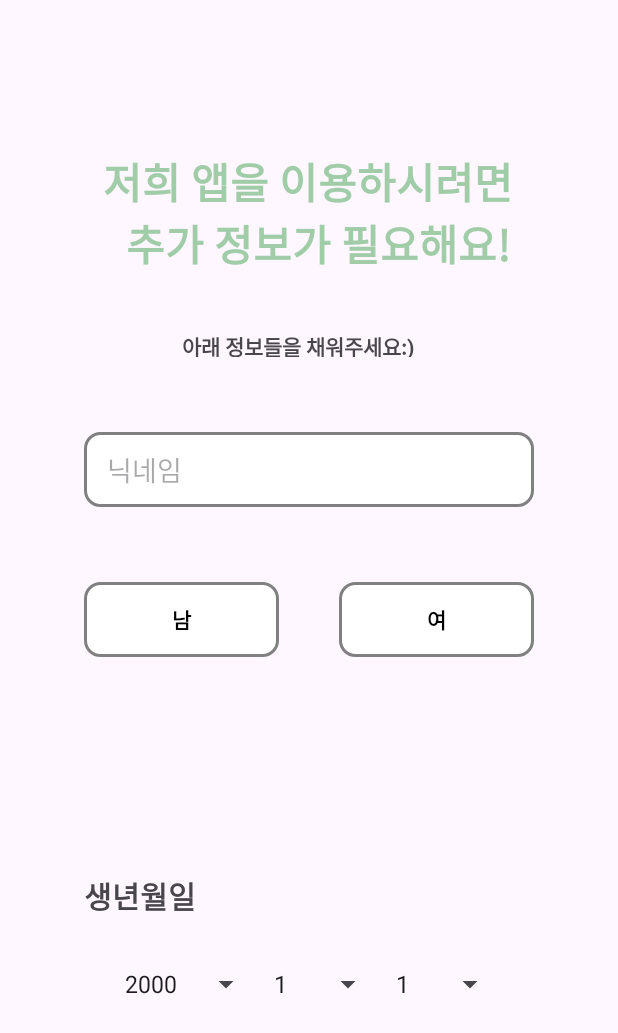
After one commit to eorjs7578/sansanmulmul, an Android app: the fragment RegisterExtraInfoFragment shown on its own in the app's theme, on a phone screen of 412 x 824 dp. The commit adds this screen. Shown: the top 1033 px of the screen. Run offline under Robolectric (Android 15) with nearby library versions, the phone set to English and light mode, and no system bars.

Commit message:
feat: "추가 정보 기입 화면 구현 완료"
닉네임, 성별, 생년월일 입력 화면 구현 완료

```diff
--- /dev/null
+++ b/SANSANMULMUL/app/src/main/java/com/sansantek/sansanmulmul/ui/view/register/RegisterExtraInfoFragment.kt
@@ -0,0 +1,111 @@
+package com.sansantek.sansanmulmul.ui.view.register
+
+import android.os.Bundle
+import android.view.LayoutInflater
+import android.view.View
+import android.view.ViewGroup
+import android.widget.AdapterView
+import android.widget.ArrayAdapter
+import android.widget.Spinner
+import androidx.fragment.app.Fragment
+import com.sansantek.sansanmulmul.databinding.FragmentRegisterExtraInfoBinding
+
+
+class RegisterExtraInfoFragment : Fragment() {
+
+    val binding by lazy {
+        FragmentRegisterExtraInfoBinding.inflate(layoutInflater)
+    }
+
+    override fun onCreate(savedInstanceState: Bundle?) {
+        super.onCreate(savedInstanceState)
+    }
+
+    override fun onCreateView(
+        inflater: LayoutInflater, container: ViewGroup?,
+        savedInstanceState: Bundle?
+    ): View {
+        // Inflate the layout for this fragment
+        setupSpinners()
+        return binding.root
+
+    }
+
+    private fun setupSpinners() {
+
+        val yearSpinner: Spinner = binding.yearSpinner
+        val monthSpinner: Spinner = binding.monthSpinner
+        val daySpinner: Spinner = binding.daySpinner
+
+        // 년도 Spinner
+        val years = (1923..2023).toList()
+        val yearAdapter =
+            ArrayAdapter(requireActivity(), android.R.layout.simple_spinner_item, years)
+        yearAdapter.setDropDownViewResource(android.R.layout.simple_spinner_dropdown_item)
+        yearSpinner.adapter = yearAdapter
+        yearSpinner.setSelection(77, true) // 2000으로 설정
+
+        // 월 Spinner
+        val months = (1..12).toList()
+        val monthAdapter =
+            ArrayAdapter(requireActivity(), android.R.layout.simple_spinner_item, months)
+        monthAdapter.setDropDownViewResource(android.R.layout.simple_spinner_dropdown_item)
+        monthSpinner.adapter = monthAdapter
+
+        // 날짜 Spinner 초기화
+        updateDays(daySpinner, yearSpinner.selectedItem as Int, monthSpinner.selectedItem as Int)
+
+        // 년도 선택 이벤트 처리
+        yearSpinner.onItemSelectedListener = object : AdapterView.OnItemSelectedListener {
+            override fun onItemSelected(
+                parent: AdapterView<*>?,
+                view: View?,
+                position: Int,
+                id: Long
+            ) {
+                updateDays(
+                    daySpinner,
+                    yearSpinner.selectedItem as Int,
+                    monthSpinner.selectedItem as Int
+                )
+                if (position == 0) {
+                    yearSpinner.setSelection(77, true) // 2000으로 설정
+                }
+            }
+
+            override fun onNothingSelected(parent: AdapterView<*>?) {}
+        }
+
+        // 월 선택 이벤트 처리
+        monthSpinner.onItemSelectedListener = object : AdapterView.OnItemSelectedListener {
+            override fun onItemSelected(
+                parent: AdapterView<*>?,
+                view: View?,
+                position: Int,
+                id: Long
+            ) {
+                updateDays(
+                    daySpinner,
+                    yearSpinner.selectedItem as Int,
+                    monthSpinner.selectedItem as Int
+                )
+            }
+
+            override fun onNothingSelected(parent: AdapterView<*>?) {}
+        }
+    }
+
+    // 월별 날짜 수, 윤년 고려해서 2월 날짜 수
+    private fun updateDays(daySpinner: Spinner, year: Int, month: Int) {
+        val daysInMonth = when (month) {
+            1, 3, 5, 7, 8, 10, 12 -> 31
+            4, 6, 9, 11 -> 30
+            2 -> if (year % 4 == 0 && (year % 100 != 0 || year % 400 == 0)) 29 else 28
+            else -> 31
+        }
+        val days = (1..daysInMonth).toList()
+        val dayAdapter = ArrayAdapter(requireActivity(), android.R.layout.simple_spinner_item, days)
+        dayAdapter.setDropDownViewResource(android.R.layout.simple_spinner_dropdown_item)
+        daySpinner.adapter = dayAdapter
+    }
+}
--- /dev/null
+++ b/SANSANMULMUL/app/src/main/res/drawable/radio_button_background.xml
@@ -0,0 +1,16 @@
+<?xml version="1.0" encoding="utf-8"?>
+<selector xmlns:android="http://schemas.android.com/apk/res/android">
+    <item android:state_checked="true">
+        <shape android:shape="rectangle">
+            <solid android:color="#94B299" />
+            <corners android:radius="10dp" />
+        </shape>
+    </item>
+    <item>
+        <shape android:shape="rectangle">
+            <solid android:color="@android:color/white" />
+            <corners android:radius="10dp" />
+            <stroke android:width="2dp" android:color="#808080" />
+        </shape>
+    </item>
+</selector>
--- /dev/null
+++ b/SANSANMULMUL/app/src/main/res/drawable/radio_button_selector.xml
@@ -0,0 +1,5 @@
+<?xml version="1.0" encoding="utf-8"?>
+<selector xmlns:android="http://schemas.android.com/apk/res/android">
+    <item android:state_checked="true" android:color="#94B299"/>
+    <item android:color="#808080"/>
+</selector>
--- /dev/null
+++ b/SANSANMULMUL/app/src/main/res/drawable/radio_button_text_color.xml
@@ -0,0 +1,5 @@
+<?xml version="1.0" encoding="utf-8"?>
+<selector xmlns:android="http://schemas.android.com/apk/res/android">
+    <item android:state_checked="true" android:color="@android:color/white" />
+    <item android:color="@android:color/black" />
+</selector>
--- /dev/null
+++ b/SANSANMULMUL/app/src/main/res/drawable/rounded_box.xml
@@ -0,0 +1,6 @@
+<?xml version="1.0" encoding="utf-8"?>
+<shape xmlns:android="http://schemas.android.com/apk/res/android">
+    <solid android:color="@android:color/white" />
+    <corners android:radius="10dp" />
+    <stroke android:width="2dp" android:color="#808080" />
+</shape>
--- /dev/null
+++ b/SANSANMULMUL/app/src/main/res/layout/fragment_register_extra_info.xml
@@ -0,0 +1,171 @@
+<?xml version="1.0" encoding="utf-8"?>
+<androidx.constraintlayout.widget.ConstraintLayout xmlns:android="http://schemas.android.com/apk/res/android"
+    xmlns:app="http://schemas.android.com/apk/res-auto"
+    xmlns:tools="http://schemas.android.com/tools"
+    android:id="@+id/extra_info"
+    android:layout_width="match_parent"
+    android:layout_height="match_parent"
+    >
+
+    <androidx.constraintlayout.widget.ConstraintLayout
+        android:id="@+id/textGroup1"
+        android:layout_width="match_parent"
+        android:layout_height="wrap_content"
+        android:layout_marginTop="100dp"
+        app:layout_constraintStart_toStartOf="parent"
+        app:layout_constraintEnd_toEndOf="parent"
+        app:layout_constraintTop_toTopOf="parent"
+        app:layout_constraintBottom_toTopOf="@id/inputValue"
+
+        >
+        <TextView
+            android:id="@+id/textView1"
+            android:layout_width="275dp"
+            android:layout_height="80dp"
+            android:text="저희 앱을 이용하시려면 \n 추가 정보가 필요해요!"
+            android:textSize="28dp"
+            android:textColor="@color/green"
+            android:textStyle="bold"
+            android:gravity="center"
+            app:layout_constraintStart_toStartOf="parent"
+            app:layout_constraintEnd_toEndOf="parent"
+            app:layout_constraintTop_toTopOf="parent"
+            />
+
+        <TextView
+            android:id="@+id/textView2"
+            android:layout_width="170dp"
+            android:layout_height="18dp"
+            android:text="아래 정보들을 채워주세요:)"
+            android:textSize="14sp"
+            android:textStyle="bold"
+            app:layout_constraintStart_toStartOf="parent"
+            app:layout_constraintEnd_toEndOf="parent"
+            app:layout_constraintTop_toBottomOf="@id/textView1"
+            android:layout_marginTop="40dp"
+
+            />
+
+
+
+    </androidx.constraintlayout.widget.ConstraintLayout>
+
+    <androidx.constraintlayout.widget.ConstraintLayout
+        android:id="@+id/inputValue"
+        android:layout_width="match_parent"
+        android:layout_height="wrap_content"
+        android:layout_marginTop="50dp"
+        app:layout_constraintStart_toStartOf="parent"
+        app:layout_constraintEnd_toEndOf="parent"
+        app:layout_constraintTop_toBottomOf="@id/textGroup1">
+
+
+        <EditText
+            android:id="@+id/nicknameEditText"
+            android:layout_width="300dp"
+            android:layout_height="50dp"
+            android:hint="닉네임"
+            android:inputType="text"
+            android:paddingStart="15dp"
+            android:background="@drawable/rounded_box"
+            app:layout_constraintTop_toTopOf="parent"
+            app:layout_constraintStart_toStartOf="parent"
+            app:layout_constraintEnd_toEndOf="parent"
+            app:layout_constraintBottom_toTopOf="@id/genderRadioGroup"/>
+
+        <RadioGroup
+            android:id="@+id/genderRadioGroup"
+            android:layout_width="wrap_content"
+            android:layout_height="wrap_content"
+            android:orientation="horizontal"
+            android:layout_marginTop="50dp"
+            app:layout_constraintBottom_toBottomOf="parent"
+            app:layout_constraintStart_toStartOf="parent"
+            app:layout_constraintEnd_toEndOf="parent"
+            app:layout_constraintTop_toBottomOf="@id/nicknameEditText">
+
+            <RadioButton
+                android:id="@+id/maleButton"
+                android:layout_width="130dp"
+                android:layout_height="50dp"
+                android:layout_marginEnd="40dp"
+                android:background="@drawable/radio_button_background"
+                android:buttonTint="@drawable/radio_button_selector"
+                android:text="남"
+                android:gravity="center"
+                android:button="@null"
+                android:textColor="@drawable/radio_button_text_color"
+                android:textStyle="bold"
+                />
+
+            <RadioButton
+                android:id="@+id/femaleButton"
+                android:layout_width="130dp"
+                android:layout_height="50dp"
+                android:background="@drawable/radio_button_background"
+                android:text="여"
+                android:gravity="center"
+                android:buttonTint="@drawable/radio_button_selector"
+                android:button="@null"
+                android:textColor="@drawable/radio_button_text_color"
+                android:textStyle="bold"
+                />
+
+        </RadioGroup>
+
+    </androidx.constraintlayout.widget.ConstraintLayout>
+
+
+    <androidx.constraintlayout.widget.ConstraintLayout
+        android:id="@+id/birthdateGroup"
+        android:layout_width="match_parent"
+        android:layout_height="wrap_content"
+        app:layout_constraintStart_toStartOf="parent"
+        app:layout_constraintEnd_toEndOf="parent"
+        app:layout_constraintTop_toBottomOf="@id/inputValue"
+        app:layout_constraintBottom_toBottomOf="parent" >
+
+        <TextView
+            android:id="@+id/birthdate_text"
+            android:layout_width="wrap_content"
+            android:layout_height="wrap_content"
+            android:text="생년월일"
+            android:textSize="20dp"
+            android:textStyle="bold"
+            android:layout_marginRight="225dp"
+            android:paddingBottom="20dp"
+            app:layout_constraintBottom_toTopOf="@id/birthdate_Spinner"
+            app:layout_constraintEnd_toEndOf="parent"
+            app:layout_constraintStart_toStartOf="parent"
+            />
+
+        <LinearLayout
+            android:id="@+id/birthdate_Spinner"
+            android:layout_width="wrap_content"
+            android:layout_height="wrap_content"
+            android:orientation="horizontal"
+            app:layout_constraintTop_toBottomOf="@id/birthdate_text"
+            app:layout_constraintStart_toStartOf="parent"
+            app:layout_constraintEnd_toEndOf="parent"
+
+            >
+
+            <Spinner
+                android:id="@+id/yearSpinner"
+                android:layout_width="wrap_content"
+                android:layout_height="48dp" />
+
+            <Spinner
+                android:id="@+id/monthSpinner"
+                android:layout_width="wrap_content"
+                android:layout_height="48dp" />
+
+            <Spinner
+                android:id="@+id/daySpinner"
+                android:layout_width="wrap_content"
+                android:layout_height="48dp" />
+
+        </LinearLayout>
+    </androidx.constraintlayout.widget.ConstraintLayout>
+
+</androidx.constraintlayout.widget.ConstraintLayout>
--- a/SANSANMULMUL/app/src/main/res/values/colors.xml
+++ b/SANSANMULMUL/app/src/main/res/values/colors.xml
@@ -4,4 +4,5 @@
     <color name="white">#FFFFFFFF</color>
     <color name="button_color">#94B299</color>
     <color name="button_text_color">#FFFFFFFF</color>
+    <color name="green">#A1CCA8</color>
 </resources>
```
